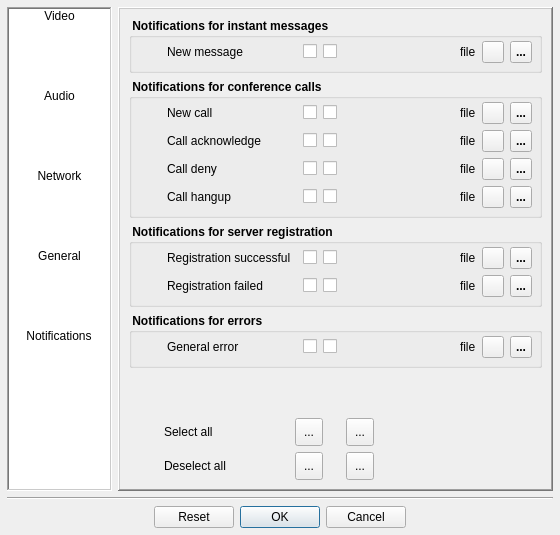
Qt form Homer/forms/Dialogs/ConfigurationDialog.ui (Homer-Conferencing/Homer-Conferencing) before a commit.
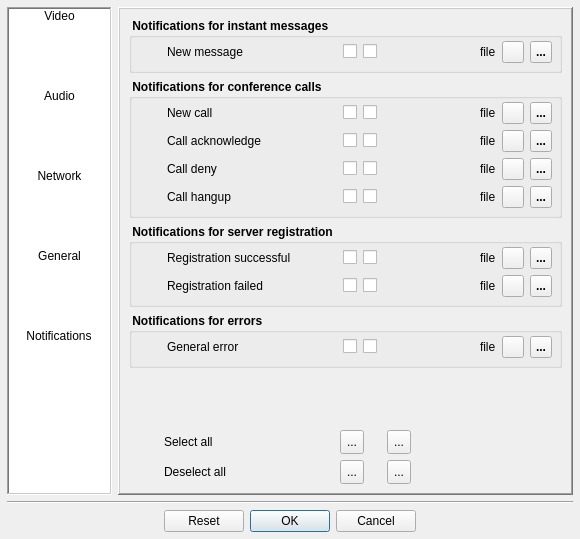
The same form after that commit. The open tabs and pages were chosen to show the change. Icons and pictures are not drawn.

Diff of the .ui file:
```diff
--- a/Homer/forms/Dialogs/ConfigurationDialog.ui
+++ b/Homer/forms/Dialogs/ConfigurationDialog.ui
@@ -6,8 +6,8 @@
    <rect>
     <x>0</x>
     <y>0</y>
-    <width>560</width>
-    <height>535</height>
+    <width>580</width>
+    <height>539</height>
    </rect>
   </property>
   <property name="windowTitle">
@@ -2630,13 +2630,13 @@
                <widget class="QLabel" name="label_2">
                 <property name="minimumSize">
                  <size>
-                  <width>130</width>
+                  <width>170</width>
                   <height>0</height>
                  </size>
                 </property>
                 <property name="maximumSize">
                  <size>
-                  <width>130</width>
+                  <width>170</width>
                   <height>16777215</height>
                  </size>
                 </property>
@@ -2851,13 +2851,13 @@
                <widget class="QLabel" name="label_8">
                 <property name="minimumSize">
                  <size>
-                  <width>130</width>
+                  <width>170</width>
                   <height>0</height>
                  </size>
                 </property>
                 <property name="maximumSize">
                  <size>
-                  <width>130</width>
+                  <width>170</width>
                   <height>16777215</height>
                  </size>
                 </property>
@@ -3045,13 +3045,13 @@
                <widget class="QLabel" name="label_13">
                 <property name="minimumSize">
                  <size>
-                  <width>130</width>
+                  <width>170</width>
                   <height>0</height>
                  </size>
                 </property>
                 <property name="maximumSize">
                  <size>
-                  <width>130</width>
+                  <width>170</width>
                   <height>16777215</height>
                  </size>
                 </property>
@@ -3239,13 +3239,13 @@
                <widget class="QLabel" name="label_9">
                 <property name="minimumSize">
                  <size>
-                  <width>130</width>
+                  <width>170</width>
                   <height>0</height>
                  </size>
                 </property>
                 <property name="maximumSize">
                  <size>
-                  <width>130</width>
+                  <width>170</width>
                   <height>16777215</height>
                  </size>
                 </property>
@@ -3433,13 +3433,13 @@
                <widget class="QLabel" name="label_11">
                 <property name="minimumSize">
                  <size>
-                  <width>130</width>
+                  <width>170</width>
                   <height>0</height>
                  </size>
                 </property>
                 <property name="maximumSize">
                  <size>
-                  <width>130</width>
+                  <width>170</width>
                   <height>16777215</height>
                  </size>
                 </property>
@@ -3654,13 +3654,13 @@
                <widget class="QLabel" name="label_17">
                 <property name="minimumSize">
                  <size>
-                  <width>130</width>
+                  <width>170</width>
                   <height>0</height>
                  </size>
                 </property>
                 <property name="maximumSize">
                  <size>
-                  <width>130</width>
+                  <width>170</width>
                   <height>16777215</height>
                  </size>
                 </property>
@@ -3848,13 +3848,13 @@
                <widget class="QLabel" name="label_19">
                 <property name="minimumSize">
                  <size>
-                  <width>130</width>
+                  <width>170</width>
                   <height>0</height>
                  </size>
                 </property>
                 <property name="maximumSize">
                  <size>
-                  <width>130</width>
+                  <width>170</width>
                   <height>16777215</height>
                  </size>
                 </property>
@@ -4069,13 +4069,13 @@
                <widget class="QLabel" name="label_15">
                 <property name="minimumSize">
                  <size>
-                  <width>130</width>
+                  <width>170</width>
                   <height>0</height>
                  </size>
                 </property>
                 <property name="maximumSize">
                  <size>
-                  <width>130</width>
+                  <width>170</width>
                   <height>16777215</height>
                  </size>
                 </property>
@@ -4298,13 +4298,13 @@
             <widget class="QLabel" name="label_21">
              <property name="minimumSize">
               <size>
-               <width>125</width>
+               <width>170</width>
                <height>0</height>
               </size>
              </property>
              <property name="maximumSize">
               <size>
-               <width>125</width>
+               <width>170</width>
                <height>16777215</height>
               </size>
              </property>
@@ -4327,14 +4327,14 @@
             <widget class="QToolButton" name="mTbSelectAllSystray">
              <property name="minimumSize">
               <size>
-               <width>28</width>
-               <height>28</height>
+               <width>24</width>
+               <height>24</height>
               </size>
              </property>
              <property name="maximumSize">
               <size>
-               <width>28</width>
-               <height>28</height>
+               <width>24</width>
+               <height>24</height>
               </size>
              </property>
              <property name="text">
@@ -4372,14 +4372,14 @@
             <widget class="QToolButton" name="mTbSelectAllSound">
              <property name="minimumSize">
               <size>
-               <width>28</width>
-               <height>28</height>
+               <width>24</width>
+               <height>24</height>
               </size>
              </property>
              <property name="maximumSize">
               <size>
-               <width>28</width>
-               <height>28</height>
+               <width>24</width>
+               <height>24</height>
               </size>
              </property>
              <property name="text">
@@ -4462,13 +4462,13 @@
             <widget class="QLabel" name="label_23">
              <property name="minimumSize">
               <size>
-               <width>125</width>
+               <width>170</width>
                <height>0</height>
               </size>
              </property>
              <property name="maximumSize">
               <size>
-               <width>125</width>
+               <width>170</width>
                <height>16777215</height>
               </size>
              </property>
@@ -4491,14 +4491,14 @@
             <widget class="QToolButton" name="mTbDeselectAllSystray">
              <property name="minimumSize">
               <size>
-               <width>28</width>
-               <height>28</height>
+               <width>24</width>
+               <height>24</height>
               </size>
              </property>
              <property name="maximumSize">
               <size>
-               <width>28</width>
-               <height>28</height>
+               <width>24</width>
+               <height>24</height>
               </size>
              </property>
              <property name="text">
@@ -4536,14 +4536,14 @@
             <widget class="QToolButton" name="mTbDeselectAllSound">
              <property name="minimumSize">
               <size>
-               <width>28</width>
-               <height>28</height>
+               <width>24</width>
+               <height>24</height>
               </size>
              </property>
              <property name="maximumSize">
               <size>
-               <width>28</width>
-               <height>28</height>
+               <width>24</width>
+               <height>24</height>
               </size>
              </property>
              <property name="text">
```
Left out of the diff: 138 changed lines with no effect on the pictures.
